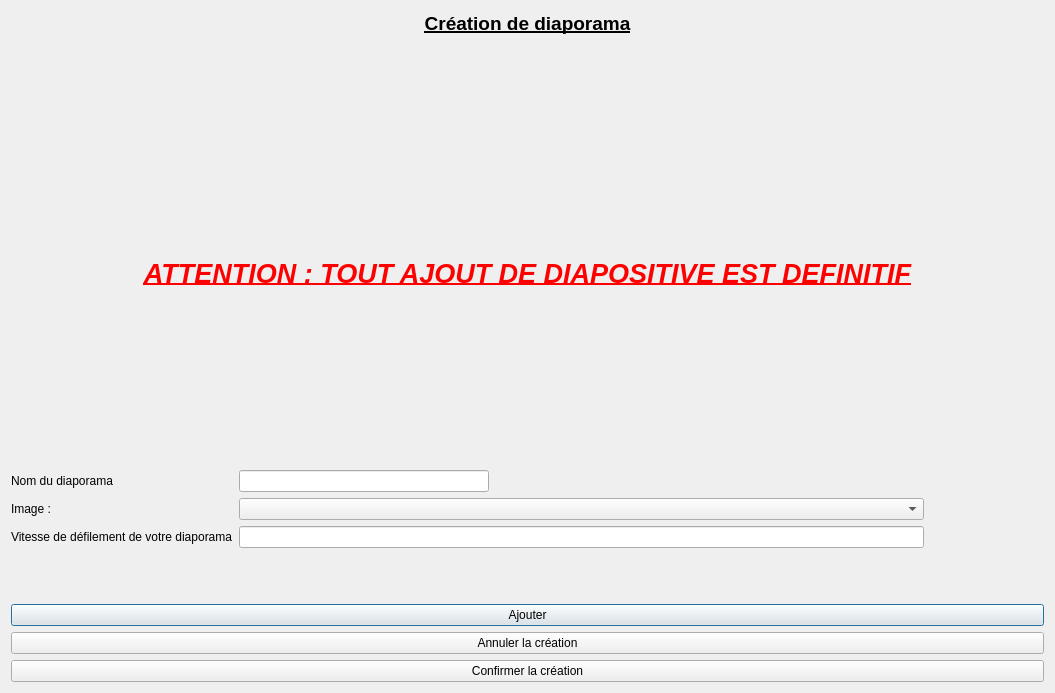
Qt form V7_MVP_lecteurDiaporama/Fichiers de code/creationdiaporama.ui (FranzouGame/SAE1.01-LecteurDiaporama) before a commit.
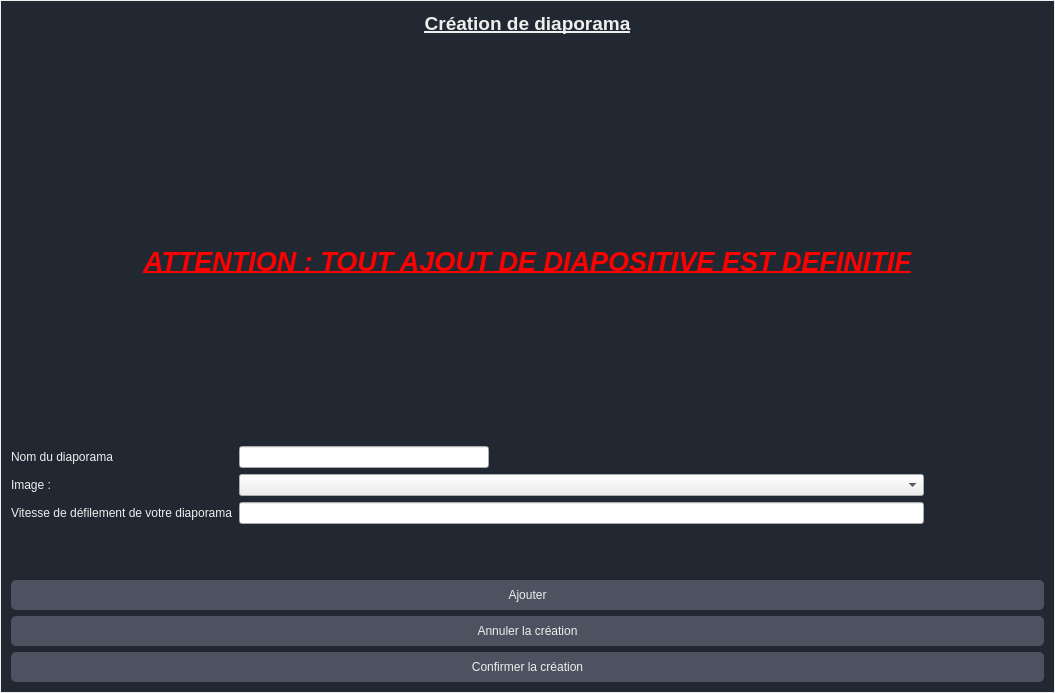
The same form after that commit.

```diff
--- a/V7_MVP_lecteurDiaporama/Fichiers de code/creationdiaporama.ui
+++ b/V7_MVP_lecteurDiaporama/Fichiers de code/creationdiaporama.ui
@@ -13,6 +13,41 @@
   <property name="windowTitle">
    <string>Dialog</string>
   </property>
+  <property name="styleSheet">
+   <string notr="true">/* Dans tout les QDialog */
+    QDialog{
+        background-color: #222831;
+        font-family: 'Times New Roman', Times, serif;
+        color: #EEEEEE; 
+        border: 1px solid #EEEEEE;
+    }
+    
+    QLabel{
+        color:#EEEEEE
+    }
+    
+
+/* Dans le QDialog FenÃªtre a propos */
+    QDialog{
+        background-color: #222831;
+        font-family: 'Times New Roman', Times, serif;
+        color: #EEEEEE; 
+        border: 1px solid #EEEEEE;
+    }
+    
+    QLabel{
+        color:#EEEEEE
+    }
+    
+    QPushButton{
+        background-color: #4c525f;
+        color: #EEEEEE;
+        border-color: #EEEEEE;
+        height: 30%;
+        border-radius: 5%;
+        position: relative;
+    }</string>
+  </property>
   <layout class="QVBoxLayout" name="verticalLayout">
    <item>
     <layout class="QVBoxLayout" name="verticalLayout_2">
```
